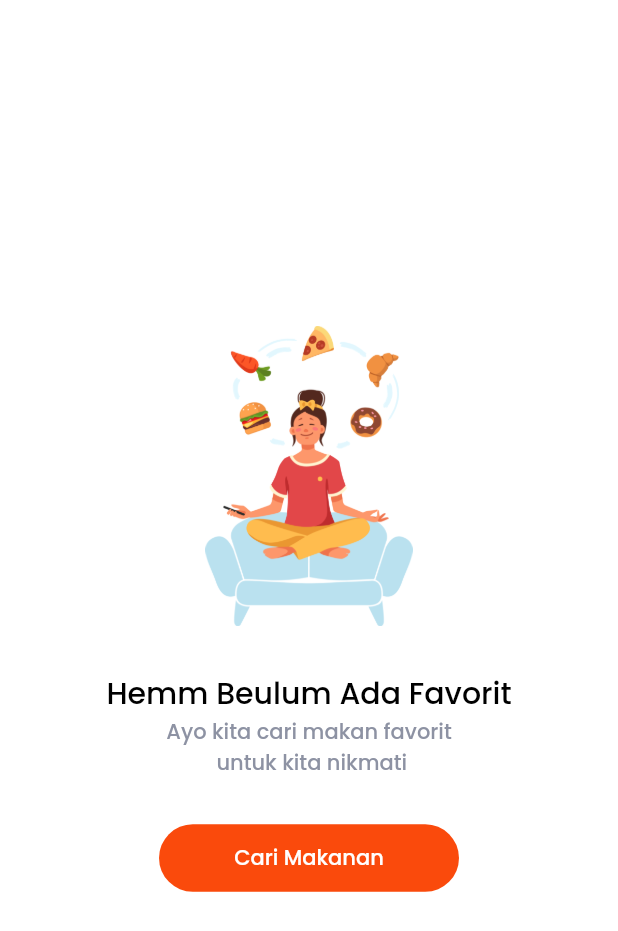
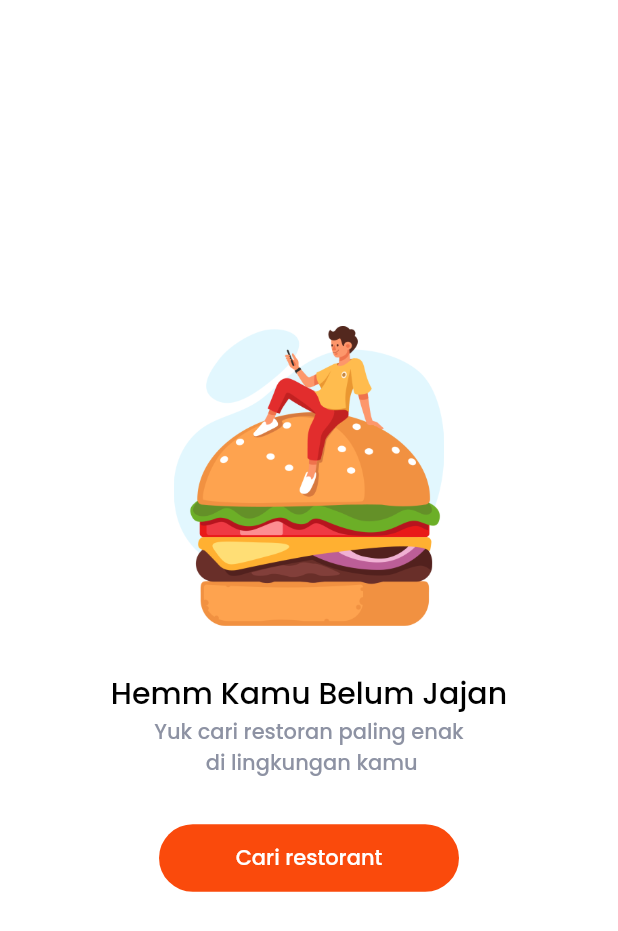
Before and after one commit to tirta-raa/restaurant, a Flutter app: the screen it shows after launch, on a phone screen of 412 x 824 dp. Shown: the top 931 px of the screen. Run offline on Flutter 3.47's test engine with Material 2 defaults, Android fonts, the phone set to English and light mode, and no system bars; our stand-ins replace get, google_fonts, material_design_icons_flutter, supercharged.

Commit message:
menyelesaikan ilustration order empety page

```diff
--- a/lib/main.dart
+++ b/lib/main.dart
@@ -16,7 +16,7 @@ class _MyAppState extends State<MyApp> {
   Widget build(BuildContext context) {
     return GetMaterialApp(
       debugShowCheckedModeBanner: false,
-      home: IlustrationFavoritPage(),
+      home: IlustrationOrderEmpetyPage(),
     );
   }
 }
--- a/lib/ui/pages/ilustration_favorit_page.dart
+++ b/lib/ui/pages/ilustration_favorit_page.dart
@@ -6,7 +6,7 @@ class IlustrationFavoritPage extends StatelessWidget {
     return Scaffold(
       backgroundColor: Colors.white,
       body: IlustrationPage(
-        title: 'Hemm Beulum Ada Favorit',
+        title: 'Hemm Belum Ada Favorit',
         subtitle: 'Ayo kita cari makan favorit \n untuk kita nikmati',
         picturePath: 'assets/favorit.png',
         buttonTitle1: 'Cari Makanan',
--- /dev/null
+++ b/lib/ui/pages/ilustration_order_empety_page.dart
@@ -0,0 +1,17 @@
+part of 'pages.dart';
+
+class IlustrationOrderEmpetyPage extends StatelessWidget {
+  @override
+  Widget build(BuildContext context) {
+    return Scaffold(
+      backgroundColor: Colors.white,
+      body: IlustrationPage(
+        title: 'Hemm Kamu Belum Jajan',
+        subtitle: 'Yuk cari restoran paling enak \n di lingkungan kamu',
+        picturePath: 'assets/empety.png',
+        buttonTitle1: 'Cari restorant',
+        buttonTap1: () {},
+      ),
+    );
+  }
+}
--- a/lib/ui/pages/pages.dart
+++ b/lib/ui/pages/pages.dart
@@ -16,3 +16,4 @@ part 'sign_up_page.dart';
 part 'main_page.dart';
 part 'ilustration_page.dart';
 part 'ilustration_favorit_page.dart';
+part 'ilustration_order_empety_page.dart';
```
